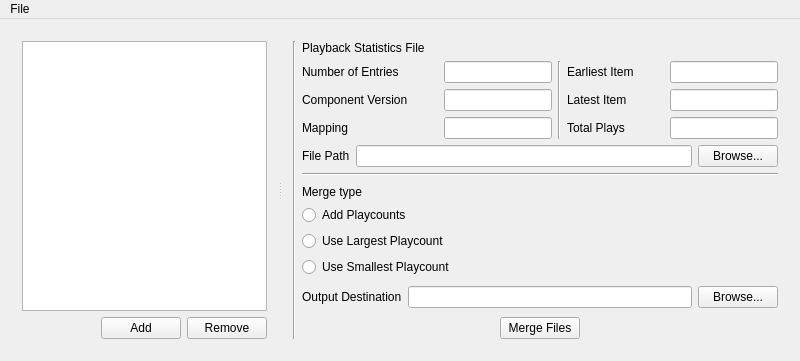
The window that playStatMerger/mainwindow.ui (Dystill/foo-playcount-xmlmerge) describes before a commit, drawn with Qt 5.
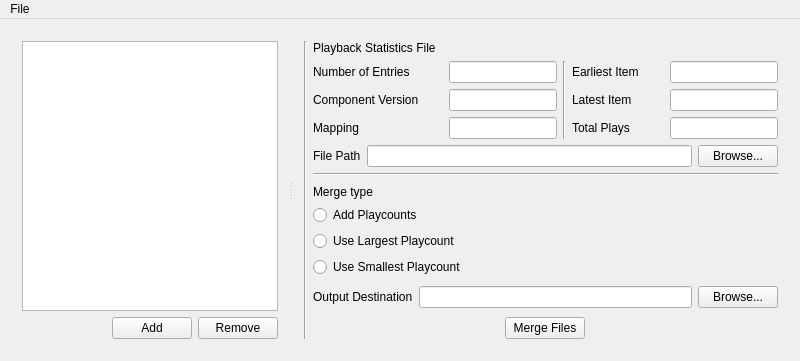
The same window after the commit.

Commit message:
Moved file choose dialog into 'add' button
+ also added error handling for choosing existing file and xml errors.

```diff
--- a/playStatMerger/mainwindow.ui
+++ b/playStatMerger/mainwindow.ui
@@ -20,12 +20,19 @@
       <property name="orientation">
        <enum>Qt::Horizontal</enum>
       </property>
-      <widget class="QWidget" name="">
+      <widget class="QWidget" name="layoutWidget">
        <layout class="QVBoxLayout" name="verticalLayout_2">
         <item>
          <layout class="QVBoxLayout" name="layoutList">
           <item>
-           <widget class="QTableWidget" name="tableWidget"/>
+           <widget class="QListWidget" name="listWidget">
+            <property name="sizePolicy">
+             <sizepolicy hsizetype="MinimumExpanding" vsizetype="Expanding">
+              <horstretch>0</horstretch>
+              <verstretch>0</verstretch>
+             </sizepolicy>
+            </property>
+           </widget>
           </item>
           <item>
            <layout class="QHBoxLayout" name="layoutListButtons">
@@ -62,7 +69,7 @@
         </item>
        </layout>
       </widget>
-      <widget class="QWidget" name="">
+      <widget class="QWidget" name="layoutWidget_2">
        <layout class="QHBoxLayout" name="horizontalLayout_9">
         <item>
          <widget class="Line" name="line_2">
```
Left out of the diff: 39 changed lines with no effect on the pictures. The commit also changes 4 other files.
